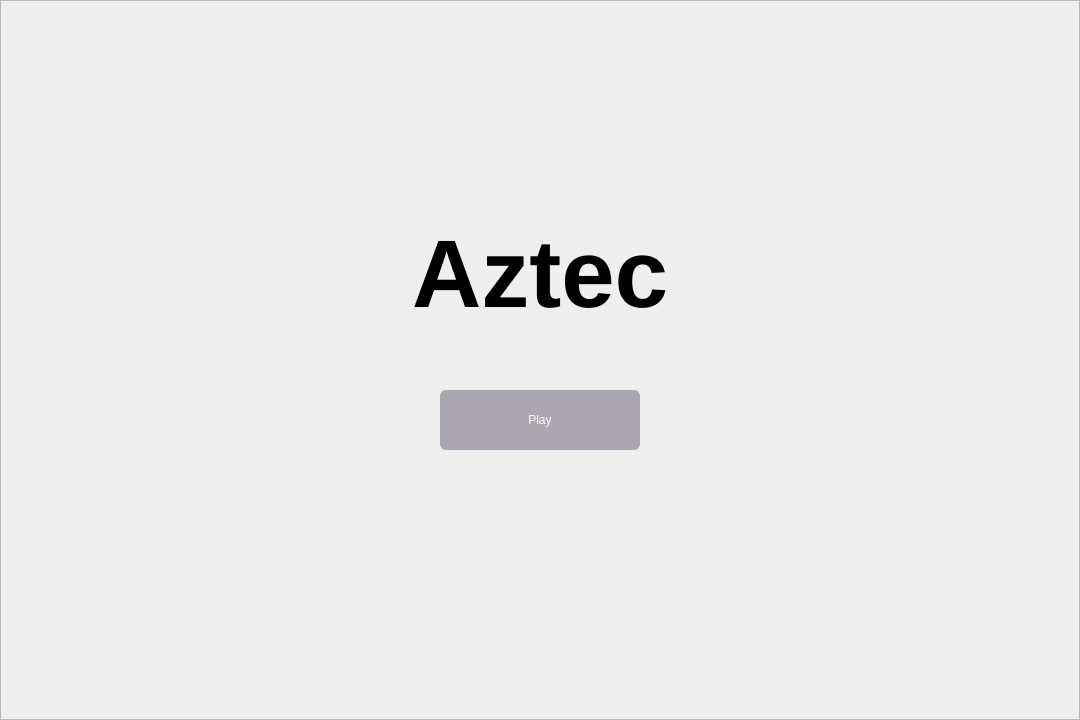
This is mainwindow.ui in Alexy845/Aztec as Qt 5 draws it before an edit. The edited form follows.
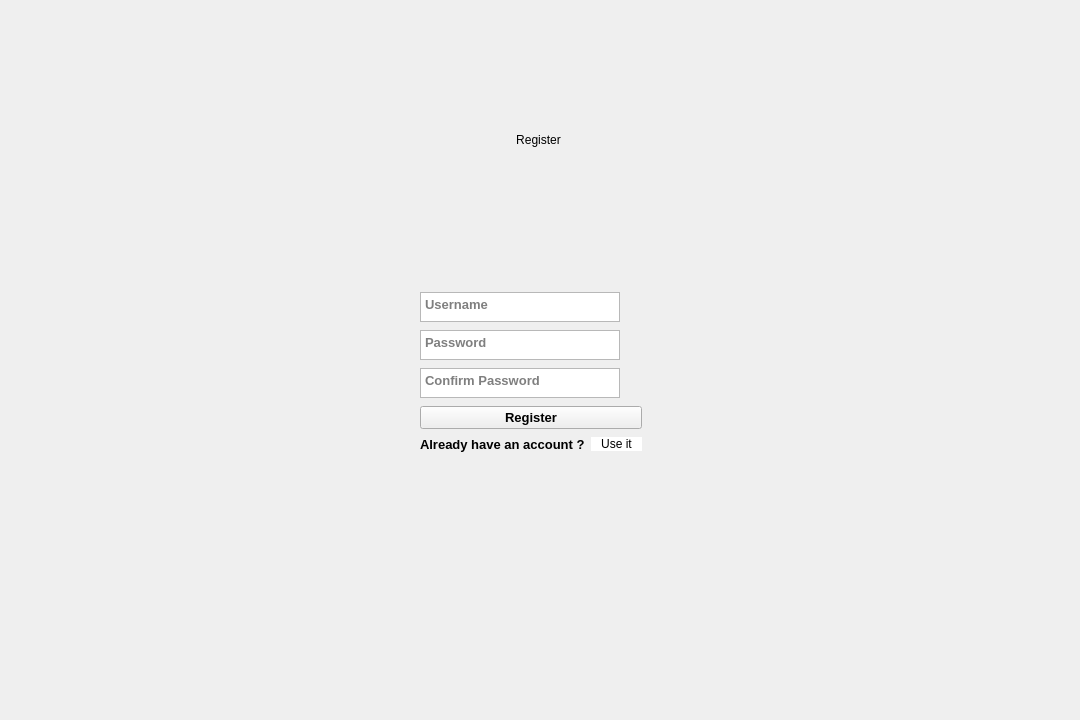
This is the edited form. The open tabs and pages were chosen to show the change. Icons and pictures are not drawn. Custom widgets are drawn as their Qt base class.

Commit message: Login and Register System

The edit to the form file:
```diff
--- a/mainwindow.ui
+++ b/mainwindow.ui
@@ -466,6 +466,126 @@
       </property>
      </widget>
     </widget>
+    <widget class="QWidget" name="page_lr">
+     <widget class="QWidget" name="verticalLayoutWidget">
+      <property name="geometry">
+       <rect>
+        <x>420</x>
+        <y>290</y>
+        <width>222</width>
+        <height>165</height>
+       </rect>
+      </property>
+      <layout class="QVBoxLayout" name="verticalLayout">
+       <item>
+        <widget class="QTextEdit" name="EDT_Username">
+         <property name="maximumSize">
+          <size>
+           <width>200</width>
+           <height>30</height>
+          </size>
+         </property>
+         <property name="inputMethodHints">
+          <set>Qt::ImhHiddenText</set>
+         </property>
+         <property name="tabChangesFocus">
+          <bool>true</bool>
+         </property>
+         <property name="placeholderText">
+          <string>Username</string>
+         </property>
+        </widget>
+       </item>
+       <item>
+        <widget class="QTextEdit" name="EDT_Pass">
+         <property name="maximumSize">
+          <size>
+           <width>200</width>
+           <height>30</height>
+          </size>
+         </property>
+         <property name="inputMethodHints">
+          <set>Qt::ImhHiddenText</set>
+         </property>
+         <property name="tabChangesFocus">
+          <bool>true</bool>
+         </property>
+         <property name="placeholderText">
+          <string>Password</string>
+         </property>
+        </widget>
+       </item>
+       <item>
+        <widget class="QTextEdit" name="EDT_ConfPass">
+         <property name="maximumSize">
+          <size>
+           <width>200</width>
+           <height>30</height>
+          </size>
+         </property>
+         <property name="inputMethodHints">
+          <set>Qt::ImhHiddenText</set>
+         </property>
+         <property name="tabChangesFocus">
+          <bool>true</bool>
+         </property>
+         <property name="placeholderText">
+          <string>Confirm Password</string>
+         </property>
+        </widget>
+       </item>
+       <item>
+        <widget class="QPushButton" name="cr_btn">
+         <property name="text">
+          <string>Register</string>
+         </property>
+        </widget>
+       </item>
+       <item>
+        <layout class="QHBoxLayout" name="horizontalLayout">
+         <item>
+          <widget class="QLabel" name="l_quest">
+           <property name="text">
+            <string>Already have an account ?</string>
+           </property>
+          </widget>
+         </item>
+         <item>
+          <widget class="QPushButton" name="l_action">
+           <property name="styleSheet">
+            <string notr="true">background:white;
+color:black;
+border:none;</string>
+           </property>
+           <property name="text">
+            <string>Use it</string>
+           </property>
+          </widget>
+         </item>
+        </layout>
+       </item>
+      </layout>
+     </widget>
+     <widget class="QLabel" name="l_title">
+      <property name="geometry">
+       <rect>
+        <x>-2</x>
+        <y>130</y>
+        <width>1081</width>
+        <height>20</height>
+       </rect>
+      </property>
+      <property name="styleSheet">
+       <string notr="true">color:black;</string>
+      </property>
+      <property name="text">
+       <string>Register</string>
+      </property>
+      <property name="alignment">
+       <set>Qt::AlignCenter</set>
+      </property>
+     </widget>
+    </widget>
     <widget class="QWidget" name="page_defaite">
      <widget class="QLabel" name="label_2">
       <property name="geometry">
```
Left out of the diff: 31 changed lines with no effect on the pictures. The commit also changes 8 other files.
